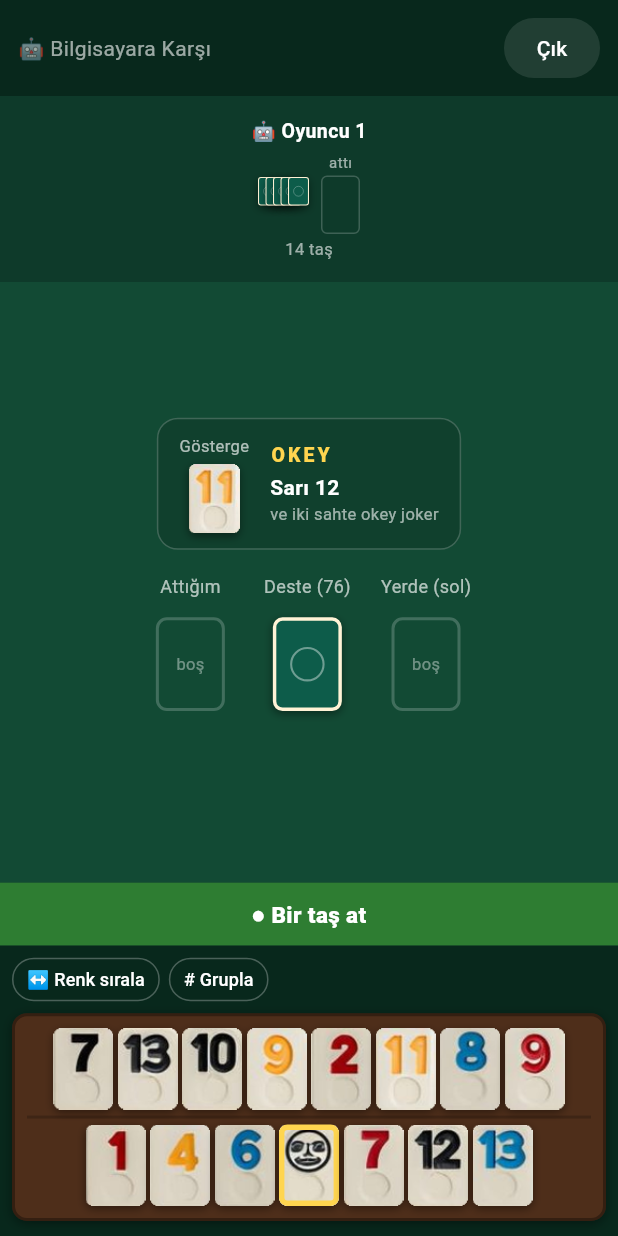
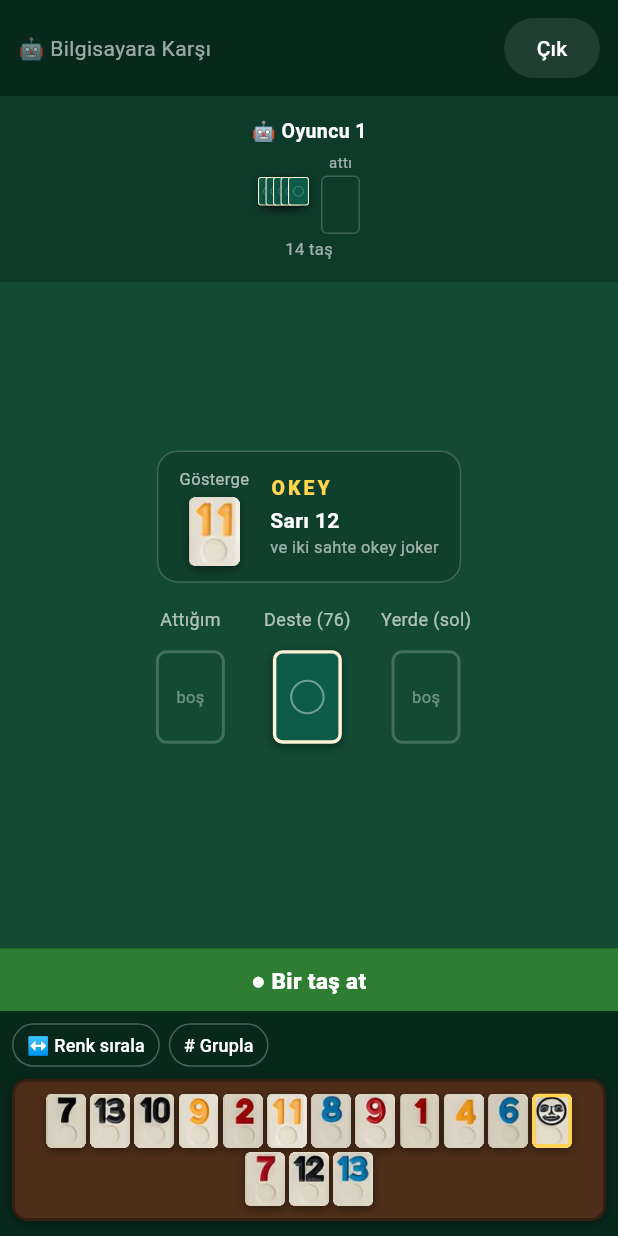
Before and after one commit to lutfuerkul/uno_online, a Flutter app: the OkeyBotScreen screen opened directly, after a tap on an icon or button, on a phone screen of 412 x 824 dp. Run offline on Flutter 3.47's test engine with Material 3 defaults, Android fonts, the phone set to English and light mode, and no system bars; our stand-ins replace cloud_firestore, firebase_core, shared_preferences; accounts and stored records are empty.

Commit message:
Okey: el taşlarını bir sıraya ~13 sığacak boyuta küçült (telefon)
Oppo Reno 11F gibi telefonlarda taşlar çok büyük kalıyordu. El artık sabit
2 sıra yerine Wrap ile diziliyor ve taş boyutu, ekran genişliğine bir sırada
~13 taş sığacak şekilde hesaplanıyor (clamp 16–34px). 14–15 taşlık elde ilk
sıra dolup kalan taşlar alt sıraya sarıyor. Sürükle-bırak korunuyor.

Co-Authored-By: Claude Fable 5 <noreply@anthropic.com>
Claude-Session: https://claude.ai/code/session_019oZSDjpcvJtVcDEa1dtiQw

```diff
--- a/lib/okey/widgets/okey_board_view.dart
+++ b/lib/okey/widgets/okey_board_view.dart
@@ -462,39 +462,25 @@ class _OkeyBoardViewState extends State<OkeyBoardView> {
     );
   }
 
-  /// Elimdeki taşları 2 sıralı sade ıstakaya dizer. Taşlar sürükle-bırakla
-  /// yeniden dizilebilir; taşa dokunmak seçer/atar.
+  /// Elimdeki taşları ıstakaya dizer. Taş boyutu, bir sıraya ~13 taş sığacak
+  /// şekilde ekran genişliğinden hesaplanır (telefonda okunaklı, kompakt);
+  /// sığmayan taşlar alt sıraya sarar. Sürükle-bırakla yeniden dizilebilir.
   Widget _rackWithTiles(BuildContext context, OkeyGameState state,
       List<OkeyTile> myHand, bool canDiscard) {
     return LayoutBuilder(
       builder: (context, constraints) {
         final width = constraints.maxWidth;
-        final n = myHand.length;
-        final perRow = n <= 1 ? 1 : ((n + 1) ~/ 2); // üst satır ceil(n/2)
         const gap = 3.0;
         const hPad = 8.0;
-        final avail = width - hPad * 2 - gap * (perRow - 1);
-        var tileW = perRow > 0 ? avail / perRow : 34.0;
-        tileW = tileW.clamp(20.0, 40.0);
+        const targetPerRow = 13; // bir sıraya sığması istenen taş sayısı
+        final inner = width - hPad * 2;
+        var tileW = (inner - (targetPerRow - 1) * gap) / targetPerRow;
+        tileW = tileW.clamp(16.0, 34.0);
         final tileH = tileW * OkeyTileWidget.aspect;
 
-        final topTiles = myHand.sublist(0, math.min(perRow, n));
-        final bottomTiles = perRow < n ? myHand.sublist(perRow) : <OkeyTile>[];
-
-        Widget buildRow(List<OkeyTile> tiles) {
-          if (tiles.isEmpty) return SizedBox(height: tileH);
-          return Row(
-            mainAxisAlignment: MainAxisAlignment.center,
-            children: [
-              for (var i = 0; i < tiles.length; i++) ...[
-                if (i > 0) const SizedBox(width: gap),
-                _draggableTile(tiles[i], tileW, canDiscard, state),
-              ],
-            ],
-          );
-        }
-
         return Container(
+          width: double.infinity,
+          constraints: BoxConstraints(minHeight: tileH + 16),
           decoration: BoxDecoration(
             color: OkeyColors.rackDark,
             borderRadius: BorderRadius.circular(10),
@@ -504,17 +490,13 @@ class _OkeyBoardViewState extends State<OkeyBoardView> {
             ],
           ),
           padding: const EdgeInsets.symmetric(horizontal: hPad, vertical: 8),
-          child: Column(
-            mainAxisSize: MainAxisSize.min,
+          child: Wrap(
+            alignment: WrapAlignment.center,
+            spacing: gap,
+            runSpacing: gap,
             children: [
-              buildRow(topTiles),
-              // İki sırayı ayıran ince raf çizgisi.
-              Container(
-                height: 2,
-                margin: const EdgeInsets.symmetric(vertical: 4),
-                color: const Color(0x33000000),
-              ),
-              buildRow(bottomTiles),
+              for (final tile in myHand)
+                _draggableTile(tile, tileW, canDiscard, state),
             ],
           ),
         );
```
